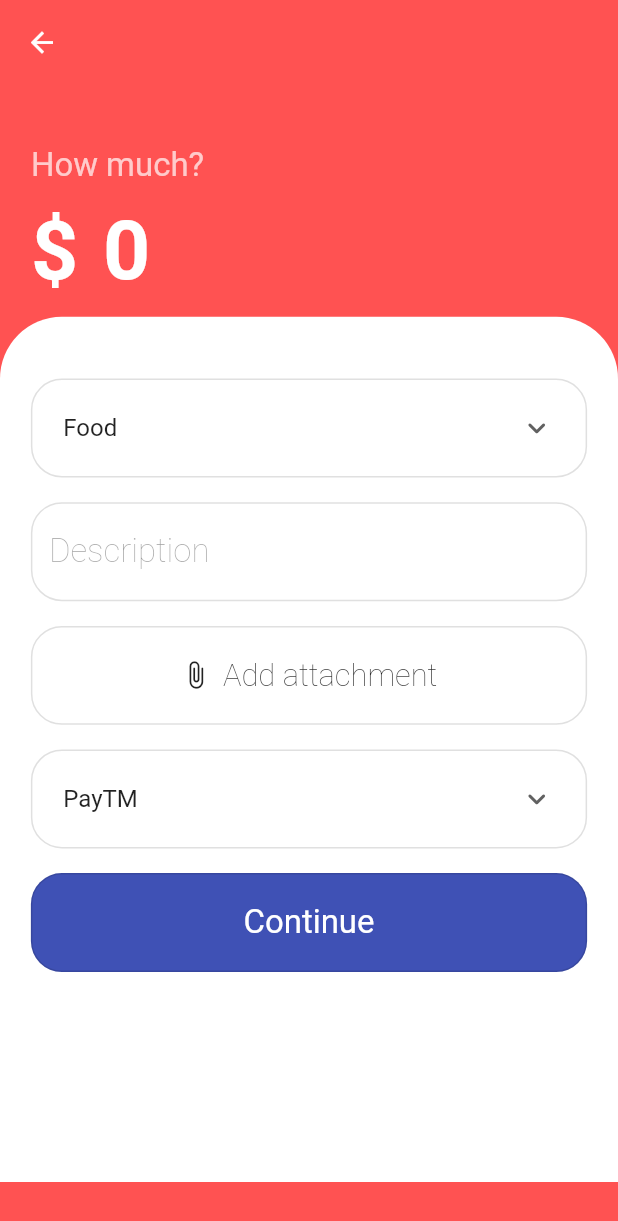
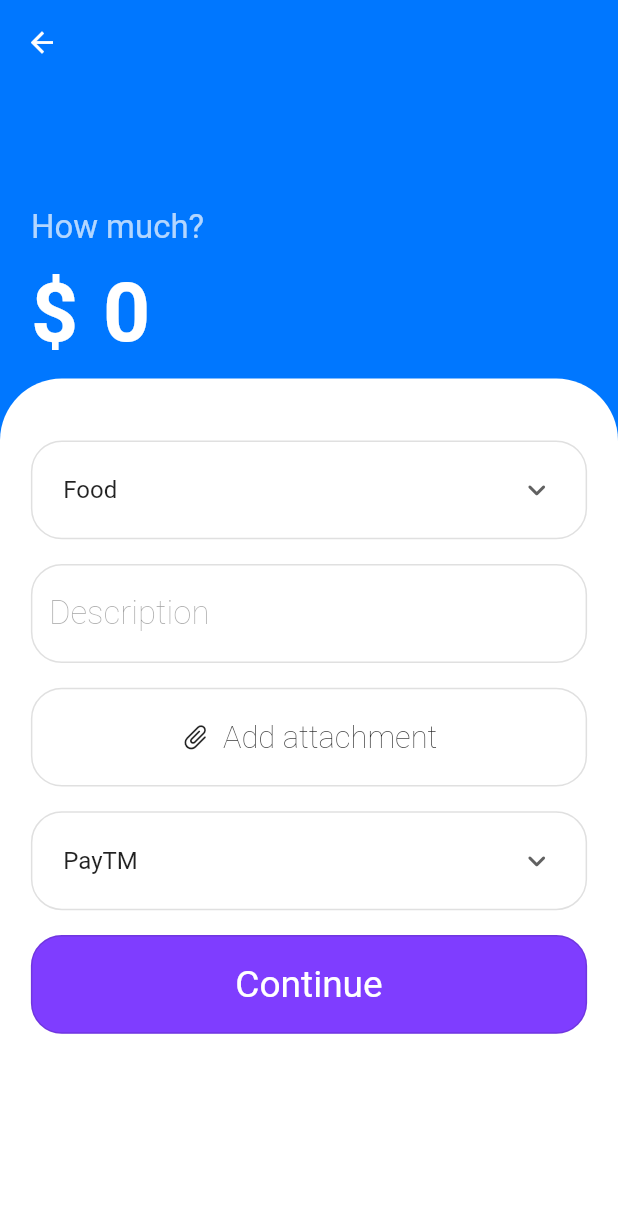
Before and after one commit to VivekTailor19/expensifier, a Flutter app: the AddExpenseScreen screen opened by its route, on a phone screen of 412 x 824 dp. Shown: the top 1221 px of the screen. Run offline on Flutter 3.47's test engine with Material 2 defaults, Android fonts, the light colour scheme and no system bars; our stand-ins replace get, sizer, sqflite; missing offline and left inert: floating_bottom_bar; accounts and stored records are empty; statements that could not run were skipped.

Commit message:
expensifier

```diff
--- a/lib/controller/expensifier_Controller.dart
+++ b/lib/controller/expensifier_Controller.dart
@@ -1,4 +1,5 @@
 import 'package:expensifier/utils/expensifier_database_sqflite_helper.dart';
+import 'package:flutter/material.dart';
 import 'package:get/get.dart';
 
 class ExpensifierController extends GetxController
@@ -6,6 +7,7 @@ class ExpensifierController extends GetxController
 
   RxInt indexBottomBar = 0.obs;
 
+  Rx<Color> expenseScreenBgColor = Color(0xff0077FF).obs;
 
 
   Future<void> load_ExpensifierDB()
--- a/lib/main.dart
+++ b/lib/main.dart
@@ -12,7 +12,7 @@ void main() {
     Sizer(
       builder:(context, orientation, deviceType) =>  GetMaterialApp(
         debugShowCheckedModeBanner: false,
-        initialRoute: "/expense",
+        // initialRoute: "/expense",
         routes: {
           "/":(p0) => FirstScreen(),
           "/expense":(p0) => AddExpenseScreen(),
--- a/lib/screens/addExpense_screen/addExpense_Screen.dart
+++ b/lib/screens/addExpense_screen/addExpense_Screen.dart
@@ -1,3 +1,5 @@
+import 'dart:math';
+
 import 'package:expensifier/controller/expensifier_Controller.dart';
 import 'package:flutter/material.dart';
 import 'package:get/get.dart';
@@ -17,15 +19,33 @@ class _AddExpenseScreenState extends State<AddExpenseScreen> {
 
   ExpensifierController control = Get.put(ExpensifierController());
 
+  Map mapData = {};
+
+  @override
+  void initState() {
+    super.initState();
+    mapData = Get.arguments;
+
+    if(mapData['status'] == 'income')
+      {
+        control.expenseScreenBgColor.value = Color(0xff00A86B);
+      }
+    else if(mapData['status'] == 'expense')
+    {
+      control.expenseScreenBgColor.value = Colors.red;
+    }
+  }
+
 
   @override
   Widget build(BuildContext context) {
     return SafeArea(
       child: Scaffold(
-        backgroundColor: Colors.redAccent,
+        backgroundColor: control.expenseScreenBgColor.value,
 
         appBar: AppBar(
-          elevation: 0,backgroundColor: Colors.redAccent,
+
+          elevation: 0,backgroundColor: control.expenseScreenBgColor.value,
           leading: IconButton(icon:Icon(Icons.arrow_back_outlined),
               iconSize: 16.sp,
               color: Colors.white,
@@ -34,8 +54,7 @@ class _AddExpenseScreenState extends State<AddExpenseScreen> {
         body: SingleChildScrollView(
           child: Column(
             children: [
-              SizedBox(height: 5.h),
-
+              SizedBox(height: 10.h,),
               Container(
                   padding: EdgeInsets.symmetric(horizontal: 5.w),
                   child: Column(crossAxisAlignment: CrossAxisAlignment.start,
@@ -129,7 +148,7 @@ class _AddExpenseScreenState extends State<AddExpenseScreen> {
                         child: Row(mainAxisSize: MainAxisSize.min,
                           mainAxisAlignment: MainAxisAlignment.center,
                           children: [
-                          Icon(Icons.attach_file_rounded,size: 20,),
+                          Transform.rotate(angle: pi/4,child: Icon(Icons.attach_file_rounded,size: 20,)),
                           SizedBox(width: 2.w),
                           Text("Add attachment",style: TextStyle(fontWeight: FontWeight.w200,fontSize: 15.sp),)
                         ],),
@@ -171,9 +190,9 @@ class _AddExpenseScreenState extends State<AddExpenseScreen> {
                       Container(height: 8.h,width: 100.w,alignment: Alignment.center,
                         padding: EdgeInsets.symmetric(horizontal: 5.w),
                         decoration: BoxDecoration(borderRadius: BorderRadius.circular(5.w),
-                            color: Colors.indigo,
+                            color: Color(0xff7F3DFF),
                             border: Border.all(color: Colors.black12)),
-                        child: Text("Continue",style: TextStyle(fontWeight: FontWeight.w400,fontSize: 16.sp,color: Colors.white),),
+                        child: Text("Continue",style: TextStyle(fontWeight: FontWeight.w400,fontSize: 18.sp,color: Colors.white),),
                       ),
 
                       SizedBox(height: 2.h),
```
Also changed, not shown: lib/screens/firstScreen.dart (+24 -14 lines), assets/first/Transaction.png (added), assets/first/currency.png (deleted), assets/first/expense.png (deleted), assets/first/income.png (deleted).
